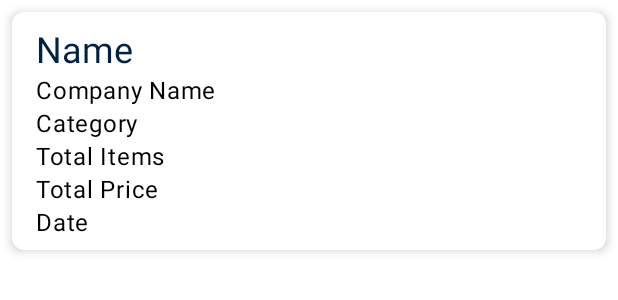
After one commit to meetkparmar/TrecoX-app, an Android app: the layout order_details_item.xml on its own in the app's theme, with its tools: preview values and no code run, on a phone screen of 412 x 824 dp. The commit adds this screen. Shown: the top 300 px of the screen. Run offline under Robolectric (Android 15) with nearby library versions, the light colour scheme and no system bars; Roboto replaces fonts that are not available here.

```diff
--- /dev/null
+++ b/app/src/main/res/layout/order_details_item.xml
@@ -0,0 +1,126 @@
+<?xml version="1.0" encoding="utf-8"?>
+<androidx.cardview.widget.CardView xmlns:android="http://schemas.android.com/apk/res/android"
+    xmlns:app="http://schemas.android.com/apk/res-auto"
+    android:layout_width="match_parent"
+    android:layout_height="wrap_content"
+    android:layout_marginStart="@dimen/margin_8dp"
+    android:layout_marginTop="@dimen/margin_8dp"
+    android:layout_marginEnd="@dimen/margin_8dp"
+    app:cardCornerRadius="@dimen/corner_radius_8dp"
+    app:cardElevation="@dimen/elevations_4dp">
+
+    <androidx.constraintlayout.widget.ConstraintLayout
+        android:layout_width="match_parent"
+        android:layout_height="wrap_content"
+        android:padding="@dimen/padding_8dp">
+
+        <TextView
+            android:id="@+id/tv_product_name"
+            style="@style/Widget.App.TextAppearance.HeadLine5"
+            android:layout_width="wrap_content"
+            android:layout_height="wrap_content"
+            android:layout_marginStart="@dimen/margin_8dp"
+            android:text="@string/name"
+            android:textColor="@color/colorPrimaryDark"
+            app:layout_constraintStart_toStartOf="parent"
+            app:layout_constraintTop_toTopOf="parent" />
+
+        <TextView
+            android:id="@+id/company_name"
+            style="@style/Widget.App.TextAppearance.Body1"
+            android:layout_width="wrap_content"
+            android:layout_height="wrap_content"
+            android:layout_marginStart="@dimen/margin_8dp"
+            android:text="@string/company_name"
+            app:layout_constraintStart_toStartOf="parent"
+            app:layout_constraintTop_toBottomOf="@id/tv_product_name" />
+
+        <TextView
+            android:id="@+id/tv_company_name"
+            style="@style/Widget.App.TextAppearance.Body1"
+            android:layout_width="wrap_content"
+            android:layout_height="wrap_content"
+            android:layout_marginEnd="@dimen/margin_8dp"
+            app:layout_constraintEnd_toEndOf="parent"
+            app:layout_constraintTop_toBottomOf="@id/tv_product_name" />
+
+        <TextView
+            android:id="@+id/category"
+            style="@style/Widget.App.TextAppearance.Body1"
+            android:layout_width="wrap_content"
+            android:layout_height="wrap_content"
+            android:layout_marginStart="@dimen/margin_8dp"
+            android:text="@string/category"
+            app:layout_constraintStart_toStartOf="parent"
+            app:layout_constraintTop_toBottomOf="@id/tv_company_name" />
+
+        <TextView
+            android:id="@+id/tv_category"
+            style="@style/Widget.App.TextAppearance.Body1"
+            android:layout_width="wrap_content"
+            android:layout_height="wrap_content"
+            android:layout_marginEnd="@dimen/margin_8dp"
+            app:layout_constraintEnd_toEndOf="parent"
+            app:layout_constraintTop_toBottomOf="@id/tv_company_name" />
+
+        <TextView
+            android:id="@+id/total_item"
+            style="@style/Widget.App.TextAppearance.Body1"
+            android:layout_width="wrap_content"
+            android:layout_height="wrap_content"
+            android:layout_marginStart="@dimen/margin_8dp"
+            android:text="@string/total_items"
+            app:layout_constraintStart_toStartOf="parent"
+            app:layout_constraintTop_toBottomOf="@id/tv_category" />
+
+        <TextView
+            android:id="@+id/tv_total_item"
+            style="@style/Widget.App.TextAppearance.Body1"
+            android:layout_width="wrap_content"
+            android:layout_height="wrap_content"
+            android:layout_marginEnd="@dimen/margin_8dp"
+            app:layout_constraintEnd_toEndOf="parent"
+            app:layout_constraintTop_toBottomOf="@id/tv_category" />
+
+        <TextView
+            android:id="@+id/total_price"
+            style="@style/Widget.App.TextAppearance.Body1"
+            android:layout_width="wrap_content"
+            android:layout_height="wrap_content"
+            android:layout_marginStart="@dimen/margin_8dp"
+            android:text="@string/total_price"
+            app:layout_constraintStart_toStartOf="parent"
+            app:layout_constraintTop_toBottomOf="@id/tv_total_item" />
+
+        <TextView
+            android:id="@+id/tv_total_price"
+            style="@style/Widget.App.TextAppearance.Body1"
+            android:layout_width="wrap_content"
+            android:layout_height="wrap_content"
+            android:layout_marginEnd="@dimen/margin_8dp"
+            app:layout_constraintEnd_toEndOf="parent"
+            app:layout_constraintTop_toBottomOf="@id/tv_total_item" />
+
+        <TextView
+            android:id="@+id/date"
+            style="@style/Widget.App.TextAppearance.Body1"
+            android:layout_width="wrap_content"
+            android:layout_height="wrap_content"
+            android:layout_marginStart="@dimen/margin_8dp"
+            android:text="@string/date"
+            app:layout_constraintStart_toStartOf="parent"
+            app:layout_constraintTop_toBottomOf="@id/tv_total_price" />
+
+        <TextView
+            android:id="@+id/tv_date"
+            style="@style/Widget.App.TextAppearance.Body1"
+            android:layout_width="wrap_content"
+            android:layout_height="wrap_content"
+            android:layout_marginEnd="@dimen/margin_8dp"
+            app:layout_constraintEnd_toEndOf="parent"
+            app:layout_constraintTop_toBottomOf="@id/tv_total_price" />
+
+    </androidx.constraintlayout.widget.ConstraintLayout>
+
+
+</androidx.cardview.widget.CardView>
--- a/app/src/main/res/values/strings.xml
+++ b/app/src/main/res/values/strings.xml
@@ -54,9 +54,13 @@
     <string name="product_detail">Product Detail</string>
 
     <string name="add_items">Add Items</string>
+    <string name="total_items">Total Items</string>
     <string name="order">Order</string>
     <string name="category">Category</string>
     <string name="ordering_product">Ordering Product</string>
+    <string name="empty_order_list">Empty Order List</string>
+    <string name="company_name">Company Name</string>
+    <string name="date">Date</string>
 
     //Errors
     <string name="something_wrong_error">Something went wrong.\n Try again.</string>
```
Also changed, not shown: app/src/main/java/com/bebetterprogrammer/trecox/adapter/OrderDetailAdapter.kt (added, +26 -0 lines), app/src/main/java/com/bebetterprogrammer/trecox/adapter/OrderDetailViewHolder.kt (added, +36 -0 lines), app/src/main/java/com/bebetterprogrammer/trecox/models/OrderCompanyList.kt (added, +21 -0 lines), app/src/main/java/com/bebetterprogrammer/trecox/models/OrderDetails.kt (added, +25 -0 lines), app/src/main/java/com/bebetterprogrammer/trecox/ui/OrederListFragment.kt (+84 -10 lines), app/src/main/java/com/bebetterprogrammer/trecox/ui/ProductOrderActivity.kt (+19 -1 lines), app/src/main/res/layout/fragment_order_list.xml (+21 -0 lines).
